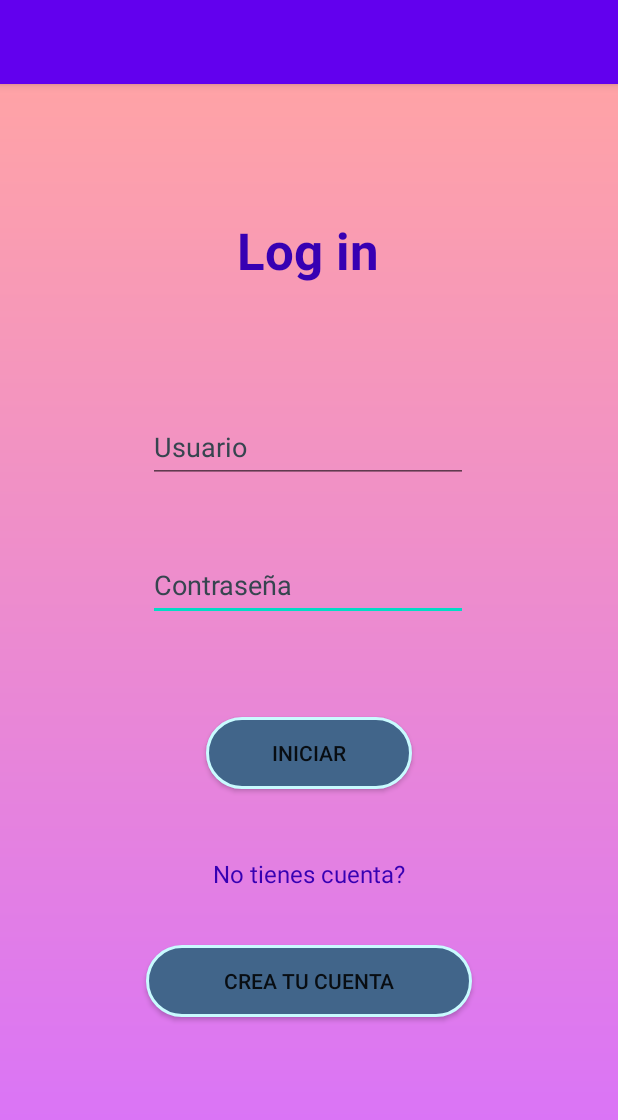
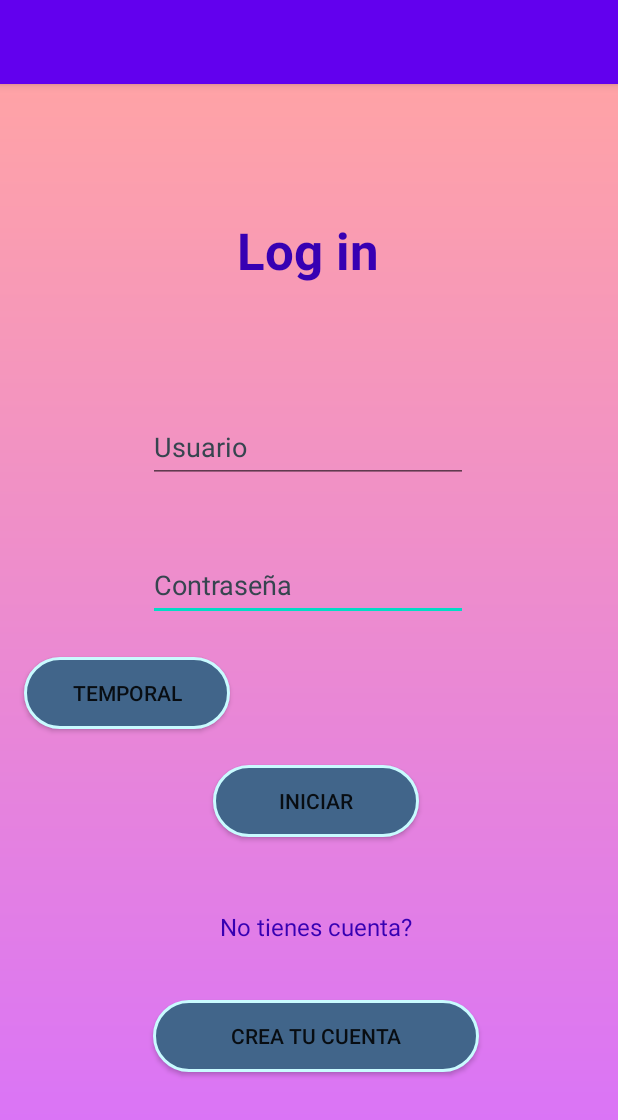
Before and after one commit to MarlieR-321/Proyecto_Moviles, an Android app: the Login screen opened directly, with no data from a screen before it, on a phone screen of 412 x 824 dp. Shown: the top 1120 px of the screen. Run offline under Robolectric (Android 15) with nearby library versions, the phone set to English and light mode, and no system bars.

Commit message:
Navegacion temporal

```diff
--- a/app/src/main/java/ni/edu/uca/proyecto_final/Login.kt
+++ b/app/src/main/java/ni/edu/uca/proyecto_final/Login.kt
@@ -23,6 +23,10 @@ class Login: AppCompatActivity(){
             *   verVistaTutor()
             * }*/
         }
+
+        binding.btIniciarLogin2.setOnClickListener {
+            startActivity(Intent(this, menu_ninos::class.java))
+        }
         binding.btCrear.setOnClickListener {
             startActivity(Intent(this,Registrar_Cuenta::class.java))
         }
--- a/app/src/main/res/layout/activity_login.xml
+++ b/app/src/main/res/layout/activity_login.xml
@@ -5,35 +5,6 @@
     android:layout_width="match_parent"
     android:layout_height="match_parent"
     android:background="@drawable/background_home">
-
-    <Button
-        android:id="@+id/bt_Crear"
-        android:layout_width="217dp"
-        android:layout_height="wrap_content"
-        android:layout_marginTop="80dp"
-        android:background="@drawable/button"
-        android:text="Crea tu cuenta"
-        app:layout_constraintBottom_toBottomOf="parent"
-        app:layout_constraintEnd_toEndOf="parent"
-        app:layout_constraintStart_toStartOf="parent"
-        app:layout_constraintTop_toBottomOf="@+id/btIniciar_login"
-        app:layout_constraintVertical_bias="0.142" />
-
-    <TextView
-        android:id="@+id/tvCuenta"
-        android:layout_width="wrap_content"
-        android:layout_height="wrap_content"
-        android:layout_marginTop="32dp"
-        android:layout_marginBottom="29dp"
-        android:text="No tienes cuenta?"
-        android:textAlignment="center"
-        android:textColor="@color/purple_700"
-        android:textSize="16sp"
-        app:layout_constraintBottom_toTopOf="@+id/bt_Crear"
-        app:layout_constraintEnd_toEndOf="parent"
-        app:layout_constraintStart_toStartOf="parent"
-        app:layout_constraintTop_toBottomOf="@+id/btIniciar_login"
-        app:layout_constraintVertical_bias="0.647" />
 
     <TextView
         android:id="@+id/tvLogin"
@@ -84,10 +55,54 @@
         android:id="@+id/btIniciar_login"
         android:layout_width="137dp"
         android:layout_height="wrap_content"
-        android:layout_marginTop="64dp"
+        android:layout_marginTop="96dp"
         android:background="@drawable/button"
         android:text="INICIAR"
         app:layout_constraintEnd_toEndOf="parent"
+        app:layout_constraintHorizontal_bias="0.518"
+        app:layout_constraintStart_toStartOf="parent"
+        app:layout_constraintTop_toBottomOf="@+id/et_Contra" />
+
+    <TextView
+        android:id="@+id/tvCuenta"
+        android:layout_width="wrap_content"
+        android:layout_height="wrap_content"
+        android:layout_marginTop="32dp"
+        android:layout_marginBottom="29dp"
+        android:text="No tienes cuenta?"
+        android:textAlignment="center"
+        android:textColor="@color/purple_700"
+        android:textSize="16sp"
+        app:layout_constraintBottom_toTopOf="@+id/bt_Crear"
+        app:layout_constraintEnd_toEndOf="parent"
+        app:layout_constraintHorizontal_bias="0.517"
+        app:layout_constraintStart_toStartOf="parent"
+        app:layout_constraintTop_toBottomOf="@+id/btIniciar_login"
+        app:layout_constraintVertical_bias="0.666" />
+
+    <Button
+        android:id="@+id/bt_Crear"
+        android:layout_width="217dp"
+        android:layout_height="wrap_content"
+        android:layout_marginTop="80dp"
+        android:background="@drawable/button"
+        android:text="Crea tu cuenta"
+        app:layout_constraintBottom_toBottomOf="parent"
+        app:layout_constraintEnd_toEndOf="parent"
+        app:layout_constraintHorizontal_bias="0.525"
+        app:layout_constraintStart_toStartOf="parent"
+        app:layout_constraintTop_toBottomOf="@+id/btIniciar_login"
+        app:layout_constraintVertical_bias="0.207" />
+
+    <Button
+        android:id="@+id/btIniciar_login2"
+        android:layout_width="137dp"
+        android:layout_height="wrap_content"
+        android:layout_marginTop="24dp"
+        android:background="@drawable/button"
+        android:text="Temporal"
+        app:layout_constraintEnd_toEndOf="parent"
+        app:layout_constraintHorizontal_bias="0.058"
         app:layout_constraintStart_toStartOf="parent"
         app:layout_constraintTop_toBottomOf="@+id/et_Contra" />
 
```
